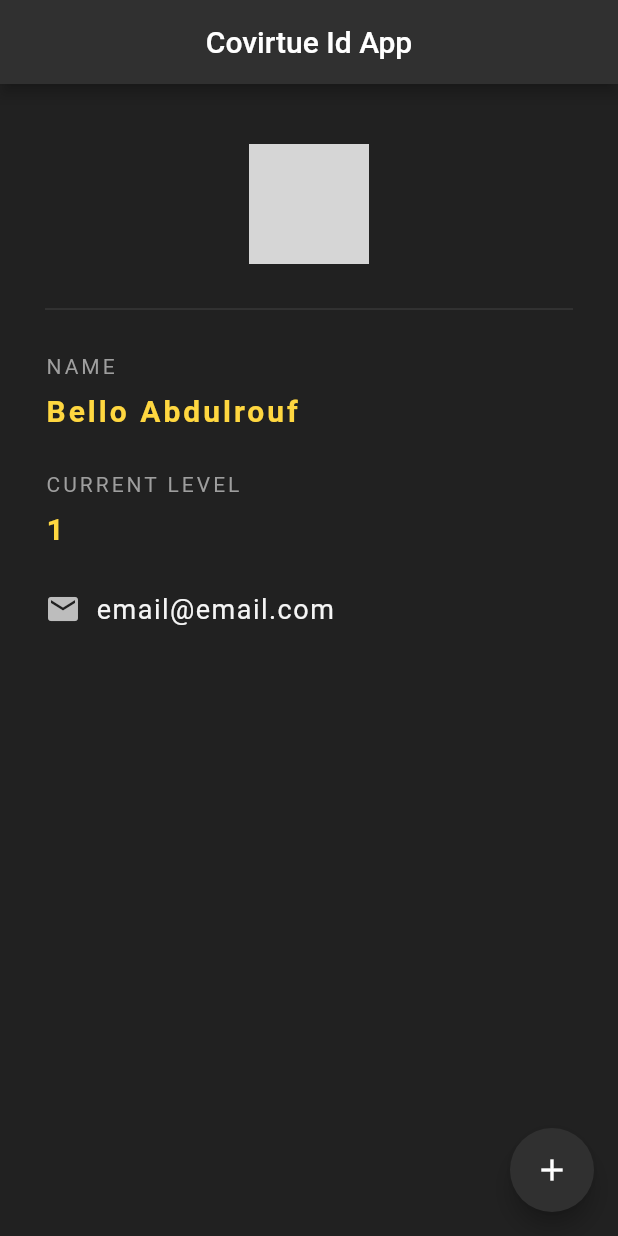
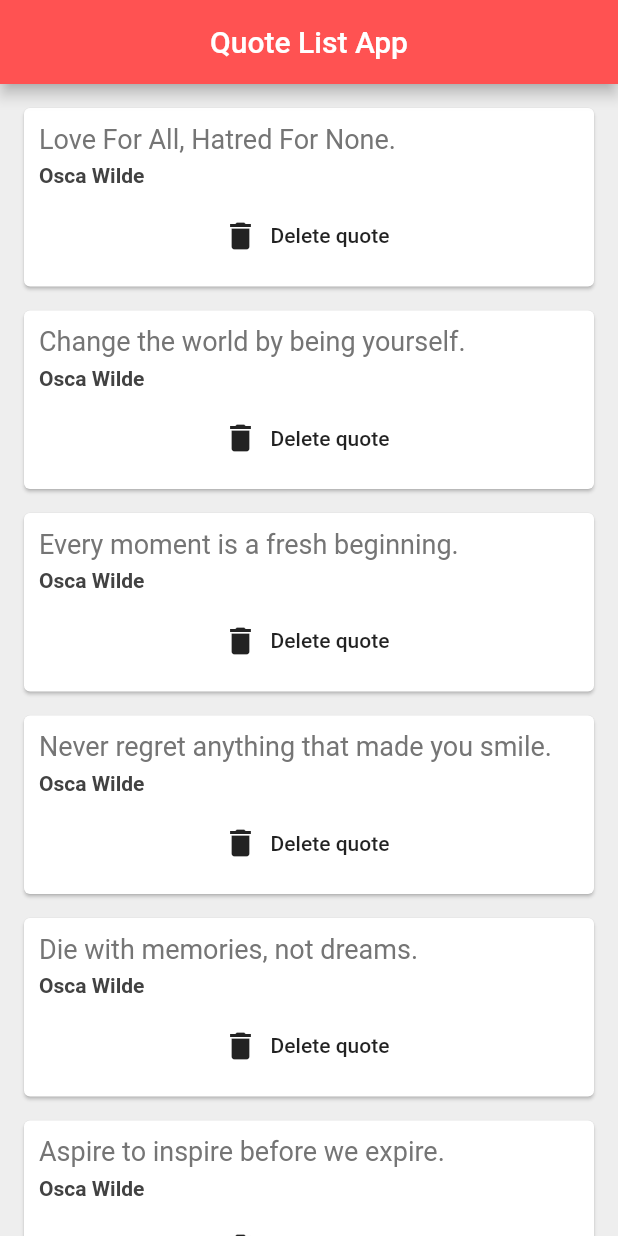
Before and after one commit to roufy235/IdApp, a Flutter app: the screen it shows after launch, on a phone screen of 412 x 824 dp. Run offline on Flutter 3.47's test engine with Material 2 defaults, Android fonts, the phone set to English and light mode, and no system bars; grey boxes are pictures that could not be loaded.

Commit message:
Quote App

```diff
--- a/lib/main.dart
+++ b/lib/main.dart
@@ -1,110 +1,55 @@
+import 'models/Quote.dart';
 import 'package:flutter/material.dart';
+
+import 'widgets/QuoteCard.dart';
 
 void main() {
   runApp(MaterialApp(
-    home: CovirtueIdApp(),
+    home: QuoteList(),
   ));
 }
 
-class CovirtueIdApp extends StatefulWidget {
+class QuoteList extends StatefulWidget {
   @override
-  _CovirtueIdAppState createState() => _CovirtueIdAppState();
+  _QuoteListState createState() => _QuoteListState();
 }
 
-class _CovirtueIdAppState extends State<CovirtueIdApp> {
-
-  int level = 1;
+class _QuoteListState extends State<QuoteList> {
+  List<Quote> quotes = [
+    Quote(text: 'Love For All, Hatred For None.', author: 'Osca Wilde'),
+    Quote(text: 'Change the world by being yourself.', author: 'Osca Wilde'),
+    Quote(text: 'Every moment is a fresh beginning.', author: 'Osca Wilde'),
+    Quote(
+        text: 'Never regret anything that made you smile.',
+        author: 'Osca Wilde'),
+    Quote(text: 'Die with memories, not dreams.', author: 'Osca Wilde'),
+    Quote(text: 'Aspire to inspire before we expire.', author: 'Osca Wilde'),
+  ];
 
   @override
   Widget build(BuildContext context) {
     return Scaffold(
-      backgroundColor: Colors.grey[900],
+      backgroundColor: Colors.grey[200],
       appBar: AppBar(
-        title: Text('Covirtue Id App'),
+        brightness: Brightness.dark,
+        backgroundColor: Colors.redAccent,
+        title: Text(
+          'Quote List App',
+          style: TextStyle(color: Colors.white),
+        ),
         centerTitle: true,
-        backgroundColor: Colors.grey[850],
-        brightness: Brightness.dark,
       ),
-      body: Padding(
-        padding: EdgeInsets.fromLTRB(30.0, 40.0, 30.0, 0.0),
-        child: Column(
-          crossAxisAlignment: CrossAxisAlignment.start,
-          children: [
-            Center(
-              child: CircleAvatar(
-                backgroundImage: NetworkImage('https://picsum.photos/200/300'),
-                radius: 40.0,
-              ),
-            ),
-            Divider(
-              height: 60.0,
-              color: Colors.grey[800],
-            ),
-            Text(
-              'NAME',
-              style: TextStyle(color: Colors.grey, letterSpacing: 2.0),
-            ),
-            SizedBox(
-              height: 10.0,
-            ),
-            Text(
-              'Bello Abdulrouf',
-              style: TextStyle(
-                  color: Colors.amberAccent[200],
-                  fontSize: 20.0,
-                  fontWeight: FontWeight.bold,
-                  letterSpacing: 2.0),
-            ),
-            SizedBox(
-              height: 30.0,
-            ),
-            Text(
-              'CURRENT LEVEL',
-              style: TextStyle(color: Colors.grey, letterSpacing: 2.0),
-            ),
-            SizedBox(
-              height: 10.0,
-            ),
-            Text(
-              level.toString(),
-              style: TextStyle(
-                  color: Colors.amberAccent[200],
-                  fontSize: 20.0,
-                  fontWeight: FontWeight.bold,
-                  letterSpacing: 2.0),
-            ),
-            SizedBox(
-              height: 30.0,
-            ),
-            Row(
-              children: [
-                Icon(
-                  Icons.email,
-                  color: Colors.grey[400],
-                ),
-                SizedBox(
-                  width: 10.0,
-                ),
-                Text(
-                  'email@email.com',
-                  style: TextStyle(
-                      color: Colors.grey[100],
-                      fontSize: 18.0,
-                      letterSpacing: 1.0),
-                ),
-              ],
-            )
-          ],
-        ),
-      ),
-      floatingActionButton: FloatingActionButton(
-        onPressed: () {
-          setState(() {
-            this.level++;
-          });
-        },
-        child: Icon(Icons.add),
-        backgroundColor: Colors.grey[850],
+      body: Column(
+        children: quotes
+            .map((quote) => QuoteCard(
+                  quote,
+                  () {
+                    setState(() {
+                      quotes.remove(quote);
+                    });
+                  },
+                ))
+            .toList(),
       ),
     );
   }
--- /dev/null
+++ b/lib/models/Quote.dart
@@ -0,0 +1,5 @@
+class Quote {
+  String text, author;
+
+  Quote({this.text, this.author});
+}
--- /dev/null
+++ b/lib/widgets/QuoteCard.dart
@@ -0,0 +1,42 @@
+import '../models/Quote.dart';
+import 'package:flutter/material.dart';
+
+class QuoteCard extends StatelessWidget {
+
+  final Quote quote;
+  final Function deleteFunc;
+
+  QuoteCard(this.quote, this.deleteFunc);
+
+  @override
+  Widget build(BuildContext context) {
+    return Card(
+      margin: EdgeInsets.fromLTRB(16.0, 16.0, 16.0, 0.0),
+      child: Padding(
+        padding: EdgeInsets.all(10.0),
+        child: Column(
+          crossAxisAlignment: CrossAxisAlignment.stretch,
+          children: [
+            Text(
+              quote.text,
+              style: TextStyle(fontSize: 18.0, color: Colors.grey[600]),
+            ),
+            SizedBox(height: 6.0,),
+            Text(
+              quote.author,
+              style: TextStyle(fontSize: 14.0, color: Colors.grey[800], fontWeight: FontWeight.bold),
+            ),
+            SizedBox(height: 8.0,),
+            FlatButton.icon(
+                onPressed: this.deleteFunc,
+                label: Text('Delete quote'),
+              icon: Icon(
+                Icons.delete
+              ),
+            )
+          ],
+        ),
+      ),
+    );
+  }
+}
```
